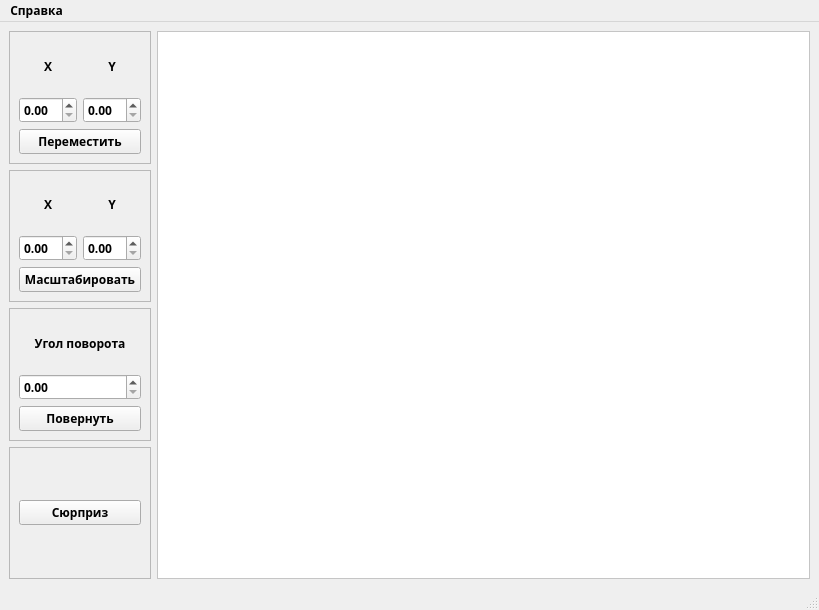
Before: the Qt Designer form lab_02/forms/mainwindow.ui in arist0crab/bmstu-iu7-4sem-cg, drawn with Qt 5.
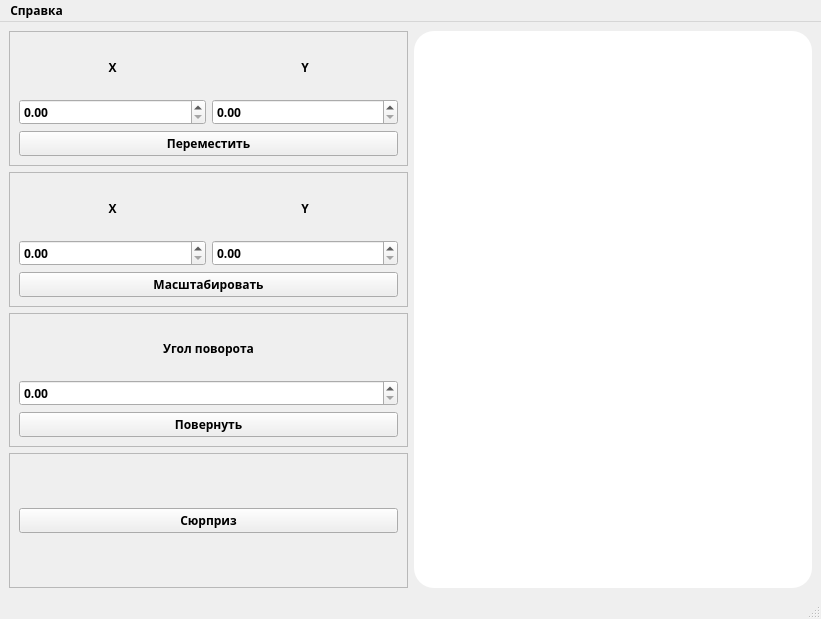
After: the same form once the commit is applied. Icons and pictures are not drawn. Custom widgets are drawn as their Qt base class.

Commit message: canvas has been added, student deepsekov appearance init

```diff
--- a/lab_02/forms/mainwindow.ui
+++ b/lab_02/forms/mainwindow.ui
@@ -6,8 +6,8 @@
    <rect>
     <x>0</x>
     <y>0</y>
-    <width>819</width>
-    <height>610</height>
+    <width>821</width>
+    <height>619</height>
    </rect>
   </property>
   <property name="font">
@@ -260,17 +260,10 @@
      </widget>
     </item>
     <item row="0" column="1" rowspan="4">
-     <widget class="QGraphicsView" name="graphicsView">
-      <property name="maximumSize">
-       <size>
-        <width>16777215</width>
-        <height>16777215</height>
-       </size>
-      </property>
+     <widget class="Canvas" name="canvas" native="true">
       <property name="styleSheet">
-       <string notr="true">QGraphicsView {
-	background-color: rgb(255, 255, 255);
-}</string>
+       <string notr="true">background-color: rgb(255, 255, 255);
+border-radius: 20px;</string>
       </property>
      </widget>
     </item>
@@ -281,7 +274,7 @@
     <rect>
      <x>0</x>
      <y>0</y>
-     <width>819</width>
+     <width>821</width>
      <height>24</height>
     </rect>
    </property>
@@ -294,6 +287,14 @@
   </widget>
   <widget class="QStatusBar" name="statusbar"/>
  </widget>
+ <customwidgets>
+  <customwidget>
+   <class>Canvas</class>
+   <extends>QWidget</extends>
+   <header>canvas.hpp</header>
+   <container>1</container>
+  </customwidget>
+ </customwidgets>
  <resources/>
  <connections/>
 </ui>
```
Left out of the diff: 166 changed lines with no effect on the pictures. The commit also changes 5 other files.
